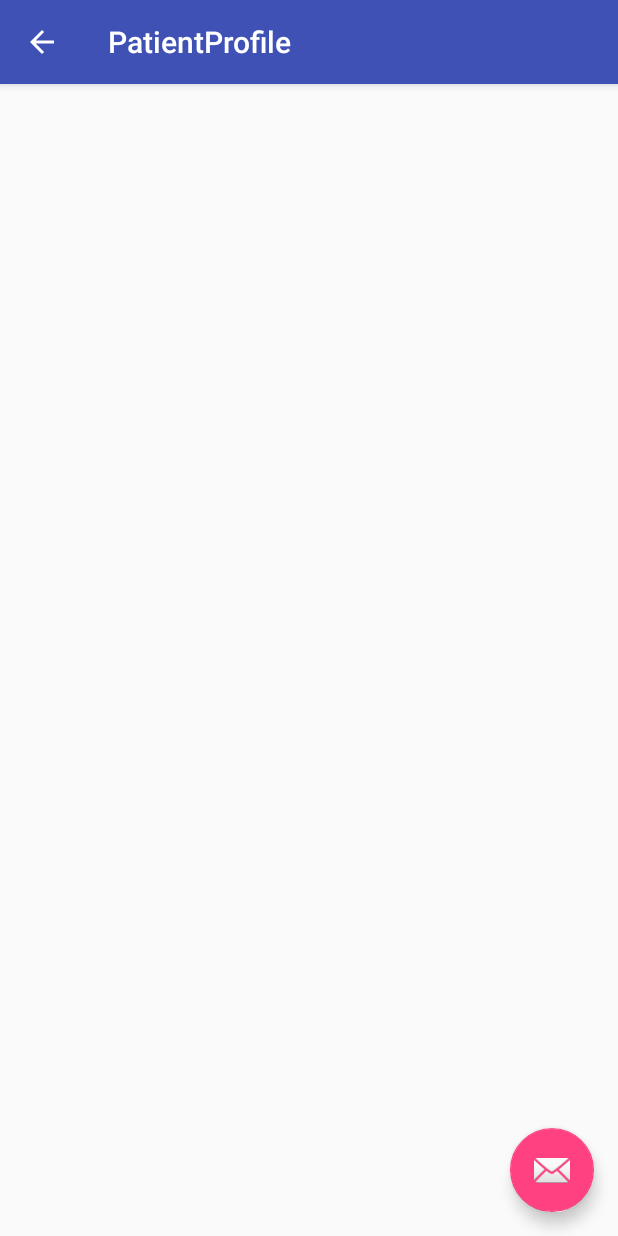
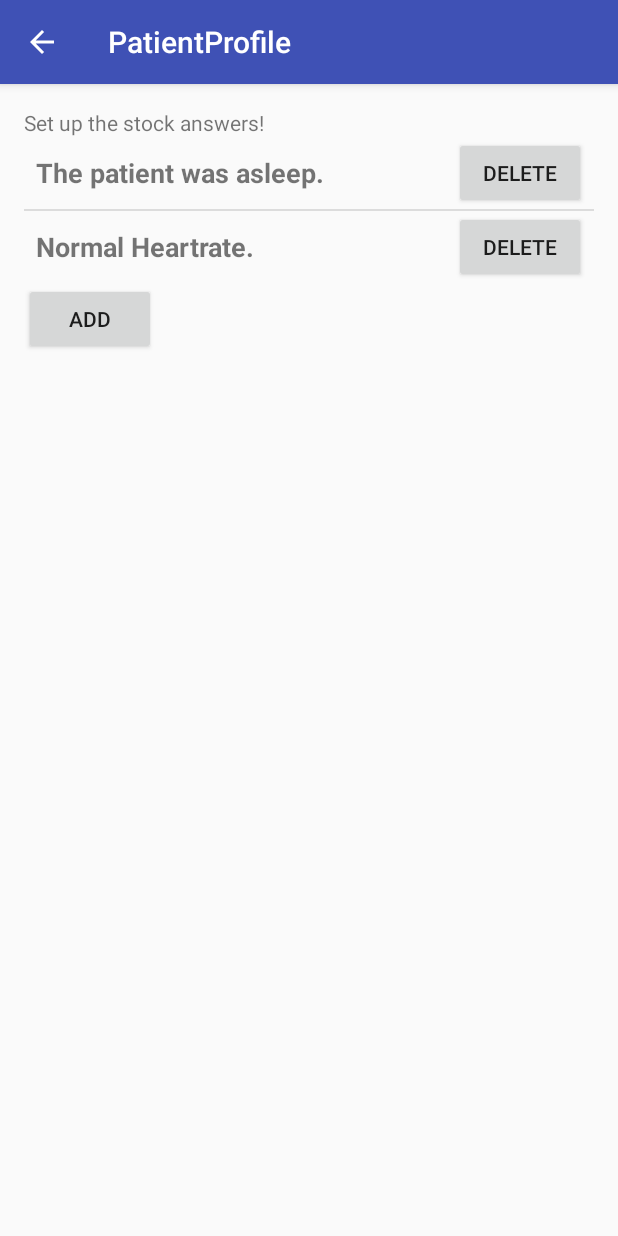
Before and after one commit to jdaum/HomeCare, an Android app: the screen it shows after launch (PatientProfile), after a tap on "PATIENT PROFILE", on a phone screen of 412 x 824 dp. Run offline under Robolectric (Android 15) with nearby library versions, the phone set to English and light mode, and no system bars.

Commit message:
stock answers first version

```diff
--- a/HomeCare/app/src/main/java/com/example/whjt2_000/homecare/MainActivity.java
+++ b/HomeCare/app/src/main/java/com/example/whjt2_000/homecare/MainActivity.java
@@ -19,14 +19,6 @@ public class MainActivity extends AppCompatActivity {
         Toolbar toolbar = (Toolbar) findViewById(R.id.toolbar);
         setSupportActionBar(toolbar);
 
-        FloatingActionButton fab = (FloatingActionButton) findViewById(R.id.fab);
-        fab.setOnClickListener(new View.OnClickListener() {
-            @Override
-            public void onClick(View view) {
-                Snackbar.make(view, "Replace with your own action", Snackbar.LENGTH_LONG)
-                        .setAction("Action", null).show();
-            }
-        });
     }
 
     @Override
--- /dev/null
+++ b/HomeCare/app/src/main/java/com/example/whjt2_000/homecare/MyCustomAdapter.java
@@ -0,0 +1,82 @@
+package com.example.whjt2_000.homecare;
+
+import android.content.Context;
+import android.view.LayoutInflater;
+import android.view.View;
+import android.view.ViewGroup;
+import android.widget.BaseAdapter;
+import android.widget.Button;
+import android.widget.ListAdapter;
+import android.widget.TextView;
+
+import java.util.ArrayList;
+
+/**
+ * Created by jeanette on 27.01.16.
+ */
+
+public class MyCustomAdapter extends BaseAdapter implements ListAdapter {
+    private ArrayList<String> list = new ArrayList<String>();
+    private Context context;
+
+
+
+    public MyCustomAdapter(ArrayList<String> list, Context context) {
+        this.list = list;
+        this.context = context;
+    }
+
+    @Override
+    public int getCount() {
+        return list.size();
+    }
+
+    @Override
+    public Object getItem(int pos) {
+        return list.get(pos);
+    }
+
+    @Override
+    public long getItemId(int pos) {
+        return 0;
+        //just return 0 if your list items do not have an Id variable.
+    }
+
+    @Override
+    public View getView(final int position, View convertView, ViewGroup parent) {
+        View view = convertView;
+        if (view == null) {
+            LayoutInflater inflater = (LayoutInflater) context.getSystemService(Context.LAYOUT_INFLATER_SERVICE);
+            view = inflater.inflate(R.layout.custom_listview, null);
+        }
+
+        //Handle TextView and display string from your list
+        TextView listItemText = (TextView)view.findViewById(R.id.list_item_string);
+        listItemText.setText(list.get(position));
+
+        //Handle buttons and add onClickListeners
+        Button deleteBtn = (Button)view.findViewById(R.id.delete_btn);
+        //Button editBtn = (Button)view.findViewById(R.id.edit_btn);
+
+        deleteBtn.setOnClickListener(new View.OnClickListener(){
+            @Override
+            public void onClick(View v) {
+                //do something
+                list.remove(position); //or some other task
+                notifyDataSetChanged();
+            }
+        });
+
+        /*
+        editBtn.setOnClickListener(new View.OnClickListener(){
+            @Override
+            public void onClick(View v) {
+                //do something
+                list.add("item 3");
+                notifyDataSetChanged();
+            }
+        });*/
+
+        return view;
+    }
+}
--- a/HomeCare/app/src/main/java/com/example/whjt2_000/homecare/PatientProfile.java
+++ b/HomeCare/app/src/main/java/com/example/whjt2_000/homecare/PatientProfile.java
@@ -6,8 +6,16 @@ import android.support.design.widget.Snackbar;
 import android.support.v7.app.AppCompatActivity;
 import android.support.v7.widget.Toolbar;
 import android.view.View;
+import android.widget.Button;
+import android.widget.ListView;
+
+import java.util.ArrayList;
+
 
 public class PatientProfile extends AppCompatActivity {
+
+    ArrayList<String> list;
+    MyCustomAdapter adapter;
 
     @Override
     protected void onCreate(Bundle savedInstanceState) {
@@ -15,16 +23,36 @@ public class PatientProfile extends AppCompatActivity {
         setContentView(R.layout.activity_patient_profile);
         Toolbar toolbar = (Toolbar) findViewById(R.id.toolbar);
         setSupportActionBar(toolbar);
+        getSupportActionBar().setDisplayHomeAsUpEnabled(true);
+        getSupportActionBar().setDisplayShowHomeEnabled(true);
 
-        FloatingActionButton fab = (FloatingActionButton) findViewById(R.id.fab);
-        fab.setOnClickListener(new View.OnClickListener() {
+
+        //generate list
+        list = new ArrayList<String>();
+        list.add("The patient was asleep.");
+        list.add("Normal Heartrate.");
+
+        Button add_btn= (Button)findViewById(R.id.add_btn);
+
+        //instantiate custom adapter
+        adapter = new MyCustomAdapter(list, this);
+
+        //handle listview and assign adapter
+        ListView lView = (ListView)findViewById(R.id.my_listview);
+        lView.setAdapter(adapter);
+
+        add_btn.setOnClickListener(new View.OnClickListener() {
             @Override
             public void onClick(View view) {
-                Snackbar.make(view, "Replace with your own action", Snackbar.LENGTH_LONG)
-                        .setAction("Action", null).show();
+
+                // this line adds the data of your EditText and puts in your array
+                list.add("Additional stock answer");
+                // next thing you have to do is check if your adapter has changed
+                adapter.notifyDataSetChanged();
             }
         });
-        getSupportActionBar().setDisplayHomeAsUpEnabled(true);
+
+
     }
 
 }
--- a/HomeCare/app/src/main/res/layout/activity_patient_profile.xml
+++ b/HomeCare/app/src/main/res/layout/activity_patient_profile.xml
@@ -23,12 +23,5 @@
 
     <include layout="@layout/content_patient_profile" />
 
-    <android.support.design.widget.FloatingActionButton
-        android:id="@+id/fab"
-        android:layout_width="wrap_content"
-        android:layout_height="wrap_content"
-        android:layout_gravity="bottom|end"
-        android:layout_margin="@dimen/fab_margin"
-        android:src="@android:drawable/ic_dialog_email" />
 
 </android.support.design.widget.CoordinatorLayout>
--- a/HomeCare/app/src/main/res/layout/content_patient_profile.xml
+++ b/HomeCare/app/src/main/res/layout/content_patient_profile.xml
@@ -12,4 +12,29 @@
     tools:context="com.example.whjt2_000.homecare.PatientProfile"
     tools:showIn="@layout/activity_patient_profile">
 
+
+    <TextView
+        android:id="@+id/patient_text"
+        android:layout_width="wrap_content"
+        android:layout_height="wrap_content"
+        android:text="Set up the stock answers!"/>
+
+
+    <ListView
+        android:id="@+id/my_listview"
+        android:layout_width="match_parent"
+        android:layout_height="wrap_content"
+        android:layout_below="@+id/patient_text"
+    />
+
+    <Button
+        android:id="@+id/add_btn"
+        android:layout_width="wrap_content"
+        android:layout_height="wrap_content"
+        android:layout_centerVertical="true"
+        android:layout_marginRight="10dp"
+        android:layout_below="@+id/my_listview"
+        android:text="Add" />
+
+
 </RelativeLayout>
--- /dev/null
+++ b/HomeCare/app/src/main/res/layout/custom_listview.xml
@@ -0,0 +1,35 @@
+<?xml version="1.0" encoding="utf-8"?>
+<RelativeLayout xmlns:android="http://schemas.android.com/apk/res/android"
+    android:layout_width="match_parent"
+    android:layout_height="match_parent" >
+
+    <TextView
+        android:id="@+id/list_item_string"
+        android:layout_width="wrap_content"
+        android:layout_height="wrap_content"
+        android:layout_centerVertical="true"
+        android:layout_alignParentLeft="true"
+        android:paddingLeft="8dp"
+        android:textSize="18sp"
+        android:textStyle="bold" />
+
+    <Button
+        android:id="@+id/delete_btn"
+        android:layout_width="wrap_content"
+        android:layout_height="wrap_content"
+        android:layout_alignParentRight="true"
+        android:layout_centerVertical="true"
+        android:layout_marginRight="5dp"
+        android:text="Delete" />
+
+
+    <!-- <Button
+        android:id="@+id/edit_btn"
+        android:layout_width="wrap_content"
+        android:layout_height="wrap_content"
+        android:layout_toLeftOf="@id/delete_btn"
+        android:layout_centerVertical="true"
+        android:layout_marginRight="10dp"
+        android:text="Edit" />  -->
+
+</RelativeLayout>
--- a/HomeCare/app/src/main/res/values/strings.xml
+++ b/HomeCare/app/src/main/res/values/strings.xml
@@ -7,4 +7,5 @@
     <string name="title_activity_enter_information">EnterInformation</string>
     <string name="title_activity_patient_profile">PatientProfile</string>
     <string name="title_activity_review_information">ReviewInformation</string>
+    <string name="title_activity_my_custom_adapter">MyCustomAdapter</string>
 </resources>
```
Also changed, not shown: HomeCare/app/src/main/java/com/example/whjt2_000/homecare/EnterInformation.java (+0 -8 lines), HomeCare/app/src/main/java/com/example/whjt2_000/homecare/ReviewInformation.java (+0 -8 lines), HomeCare/app/src/main/res/layout/activity_enter_information.xml (+0 -7 lines), HomeCare/app/src/main/res/layout/activity_enter_information2.xml (+1 -7 lines), HomeCare/app/src/main/res/layout/activity_main.xml (+0 -7 lines), HomeCare/app/src/main/res/layout/activity_review_information.xml (+0 -7 lines).
